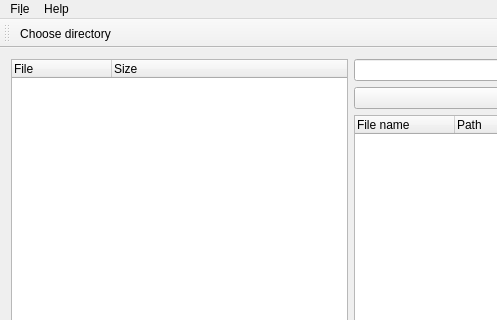
Old version of the form mainwindow.ui in the repository VeronikaLapa/text_finder; both pictures show x 0 to 497 and y 0 to 320 of the 702 by 600 pixel window.
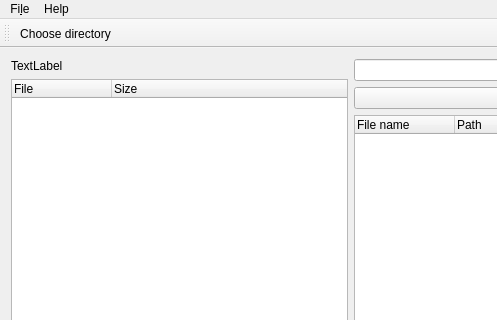
New version of the form.

The edit to the form file:
```diff
--- a/mainwindow.ui
+++ b/mainwindow.ui
@@ -23,6 +23,13 @@
    <layout class="QHBoxLayout" name="horizontalLayout">
     <item>
      <layout class="QVBoxLayout" name="verticalLayout_2">
+      <item>
+       <widget class="QLabel" name="status">
+        <property name="text">
+         <string>TextLabel</string>
+        </property>
+       </widget>
+      </item>
       <item>
        <widget class="QTreeWidget" name="treeWidget">
         <property name="sizePolicy">
```
